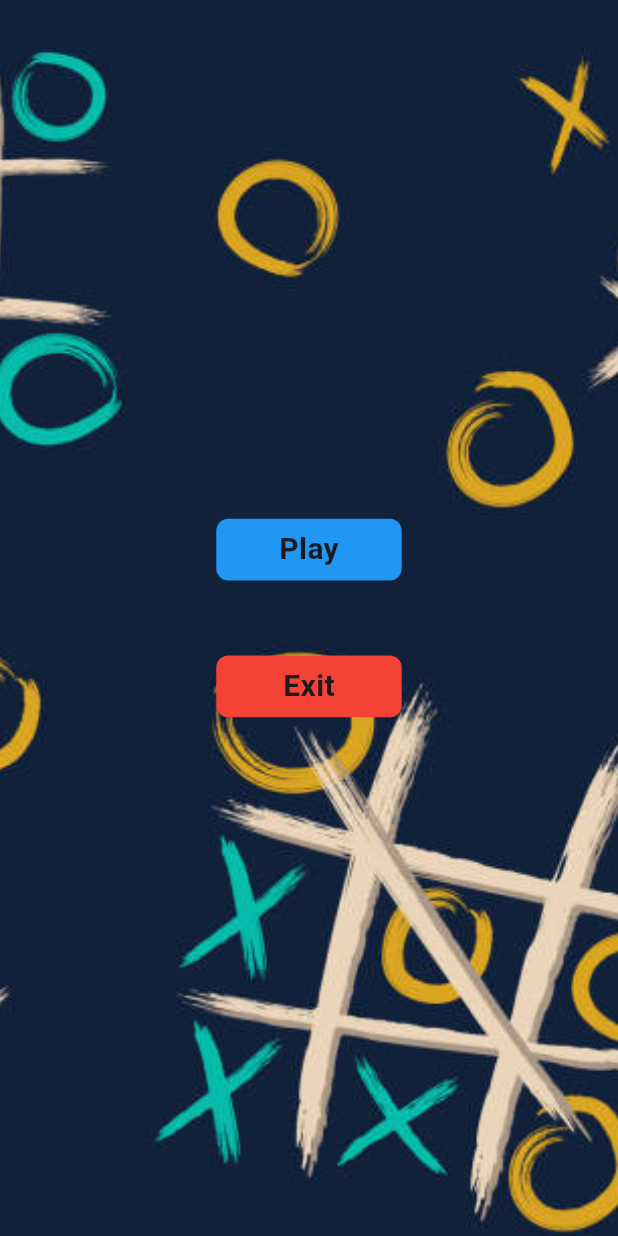
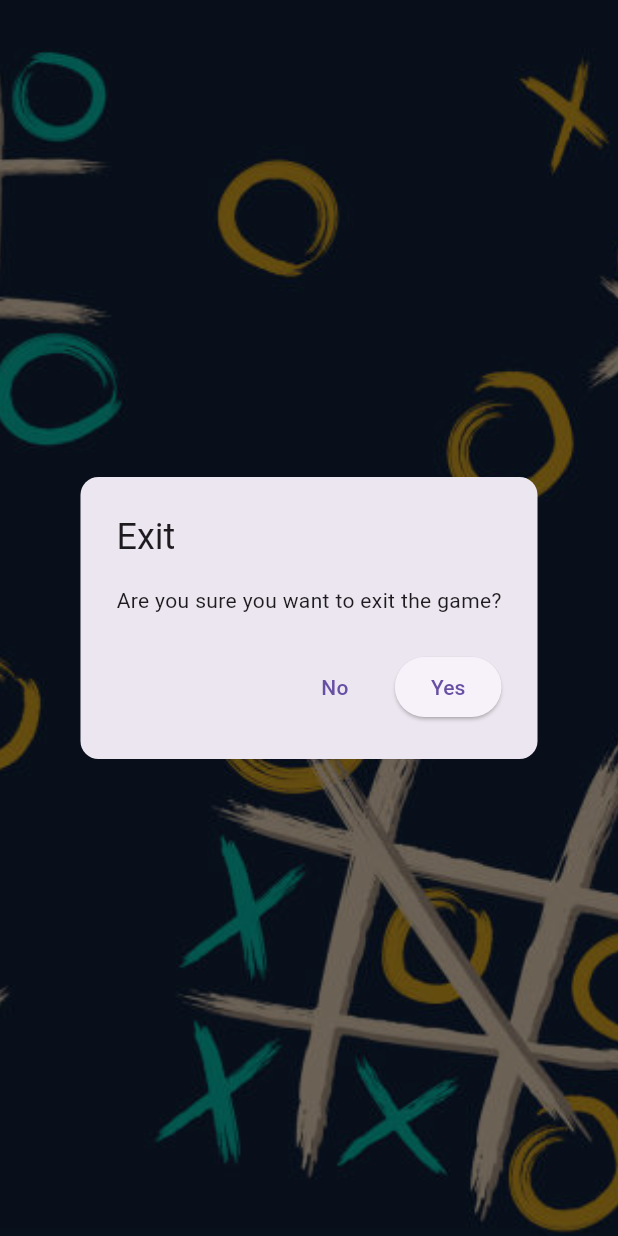
Before and after one commit to ANSARAKomega/tic_tac_toe, a Flutter app: the screen it shows after launch, after a tap on "Exit", on a phone screen of 412 x 824 dp. Run offline on Flutter 3.47's test engine with Material 3 defaults, Android fonts, the phone set to English and light mode, and no system bars.

Commit message:
main menu modifications

```diff
--- a/app/lib/screens/main_menu_screen.dart
+++ b/app/lib/screens/main_menu_screen.dart
@@ -1,5 +1,5 @@
-
 import 'package:flutter/material.dart';
+import 'package:flutter/services.dart';
 
 import 'game_screen.dart';
 
@@ -57,10 +57,31 @@ class _MainMenuScreenState extends State<MainMenuScreen> {
               SizedBox(height: 50),
               InkWell(
                 onTap: () {
-                  // Navigator.pushReplacement(
-                  //   context,
-                  //   MaterialPageRoute(builder: (context) => Loginscreen()),
-                  // );
+                  showDialog(
+                    context: context,
+                    builder: (BuildContext context) {
+                      return AlertDialog(
+                        title: const Text("Exit"),
+                        content: const Text("Are you sure you want to exit the game?"),
+                        shape: RoundedRectangleBorder(
+                          borderRadius: BorderRadius.circular(12),
+                        ),
+                        actions: [
+                          TextButton(
+                            onPressed: () => Navigator.pop(context),
+                            child: const Text("No"),
+                          ),
+                          ElevatedButton(
+                            onPressed: () {
+                              SystemNavigator.pop();                            },
+                            child: const Text("Yes"),
+                          ),
+                        ],
+                      );
+                    },
+                  );
+
+
                 },
                 child: Container(
                   height: height * 0.05,
```
